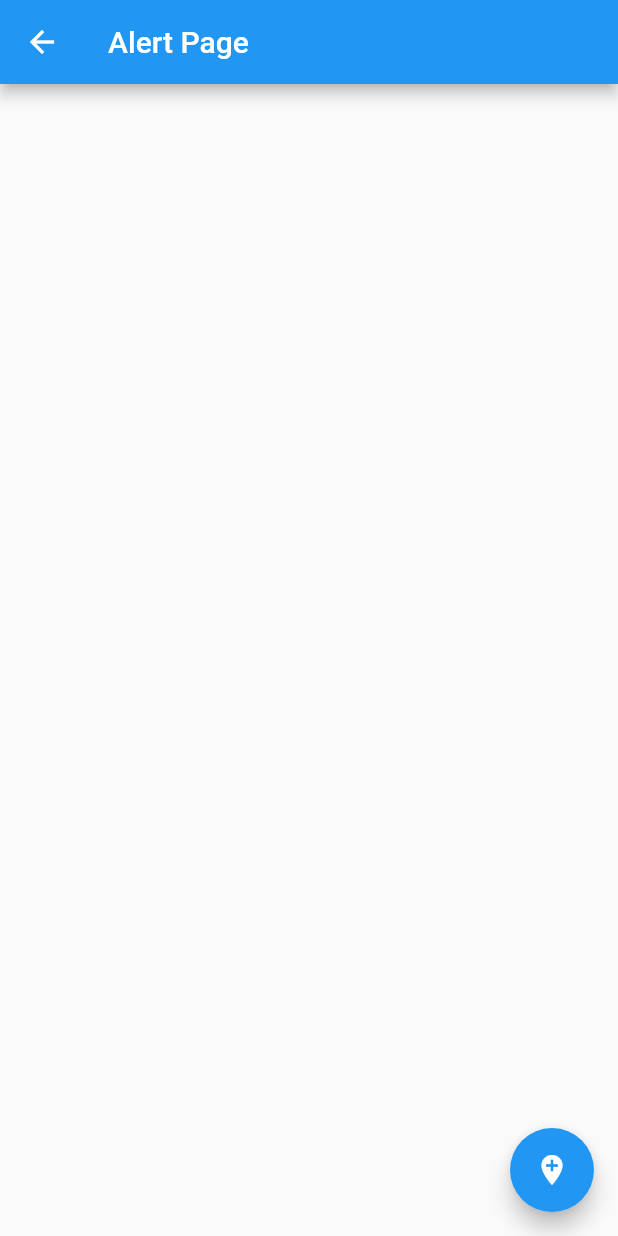
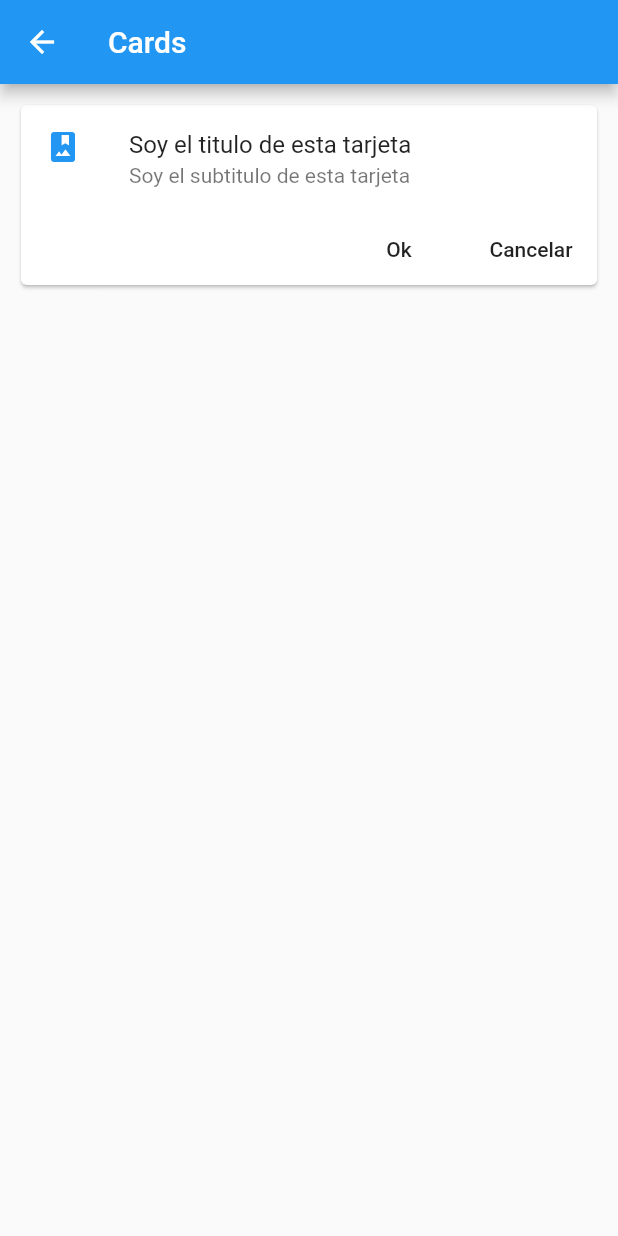
Before and after one commit to stiven212/Flutter2, a Flutter app: the screen it shows after launch, after a tap on "Cards - Tarjetas", on a phone screen of 412 x 824 dp. Run offline on Flutter 3.47's test engine with Material 2 defaults, Android fonts, the phone set to English and light mode, and no system bars.

```diff
--- a/lib/main.dart
+++ b/lib/main.dart
@@ -1,5 +1,6 @@
 import 'package:flutter/material.dart';
-import 'src/pages/home_page.dart';
+import 'package:project/src/pages/alert_page.dart';
+import 'package:project/src/routes/routes.dart';
 
 void main() => runApp(MyApp());
 
@@ -7,8 +8,16 @@ class MyApp extends StatelessWidget {
   @override
   Widget build(BuildContext context) {
     return MaterialApp(
-        debugShowCheckedModeBanner: false,
-        title: 'Componentes APP',
-        home: HomePage());
+      debugShowCheckedModeBanner: false,
+      title: 'Componentes APP',
+      // home: HomePage());
+      routes: getApplicationRoutes(),
+      onGenerateRoute: (RouteSettings settings) {
+        print('Ruta llamada ${settings.name}');
+
+        return MaterialPageRoute(
+            builder: (BuildContext context) => AlertPage());
+      },
+    );
   }
 }
--- /dev/null
+++ b/lib/src/pages/card_page.dart
@@ -0,0 +1,40 @@
+import 'package:flutter/material.dart';
+
+class CardPage extends StatelessWidget {
+  @override
+  Widget build(BuildContext context) {
+    return Scaffold(
+      appBar: AppBar(
+        title: Text('Cards'),
+      ),
+      body: ListView(
+        padding: EdgeInsets.all(10.0),
+        children: <Widget>[_cardTipo1()],
+      ),
+    );
+  }
+
+  Widget _cardTipo1() {
+    return Card(
+      child: Column(
+        children: <Widget>[
+          ListTile(
+            leading: Icon(
+              Icons.photo_album,
+              color: Colors.blue,
+            ),
+            title: Text('Soy el titulo de esta tarjeta'),
+            subtitle: Text('Soy el subtitulo de esta tarjeta'),
+          ),
+          Row(
+            mainAxisAlignment: MainAxisAlignment.end,
+            children: <Widget>[
+              FlatButton(onPressed: () {}, child: Text('Ok')),
+              FlatButton(onPressed: () {}, child: Text('Cancelar'))
+            ],
+          )
+        ],
+      ),
+    );
+  }
+}
--- a/lib/src/pages/home_page.dart
+++ b/lib/src/pages/home_page.dart
@@ -1,5 +1,4 @@
 import 'package:flutter/material.dart';
-import 'package:project/src/pages/alert_page.dart';
 import 'package:project/src/providers/menu_provider.dart';
 import 'package:project/src/utils/icono_string_util.dart';
 
@@ -39,8 +38,9 @@ _listaItems(List<dynamic> data, BuildContext context) {
       leading: getIcon(opt['icon']),
       trailing: Icon(Icons.keyboard_arrow_down_outlined, color: Colors.blue),
       onTap: () {
-        final route = MaterialPageRoute(builder: (context) => AlertPage());
-        Navigator.push(context, route);
+        Navigator.pushNamed(context, opt['ruta']);
+        // final route = MaterialPageRoute(builder: (context) => AlertPage());
+        // Navigator.push(context, route);
       },
     );
 
--- /dev/null
+++ b/lib/src/routes/routes.dart
@@ -0,0 +1,14 @@
+import 'package:flutter/material.dart';
+import 'package:project/src/pages/alert_page.dart';
+import 'package:project/src/pages/avatar_page.dart';
+import 'package:project/src/pages/card_page.dart';
+import 'package:project/src/pages/home_page.dart';
+
+Map<String, WidgetBuilder> getApplicationRoutes() {
+  return <String, WidgetBuilder>{
+    '/': (BuildContext context) => HomePage(),
+    'alert': (BuildContext context) => AlertPage(),
+    'avatar': (BuildContext context) => AvatarPage(),
+    'card': (BuildContext context) => CardPage(),
+  };
+}
```
Also changed, not shown: data/menu_opts.json (+8 -8 lines).
